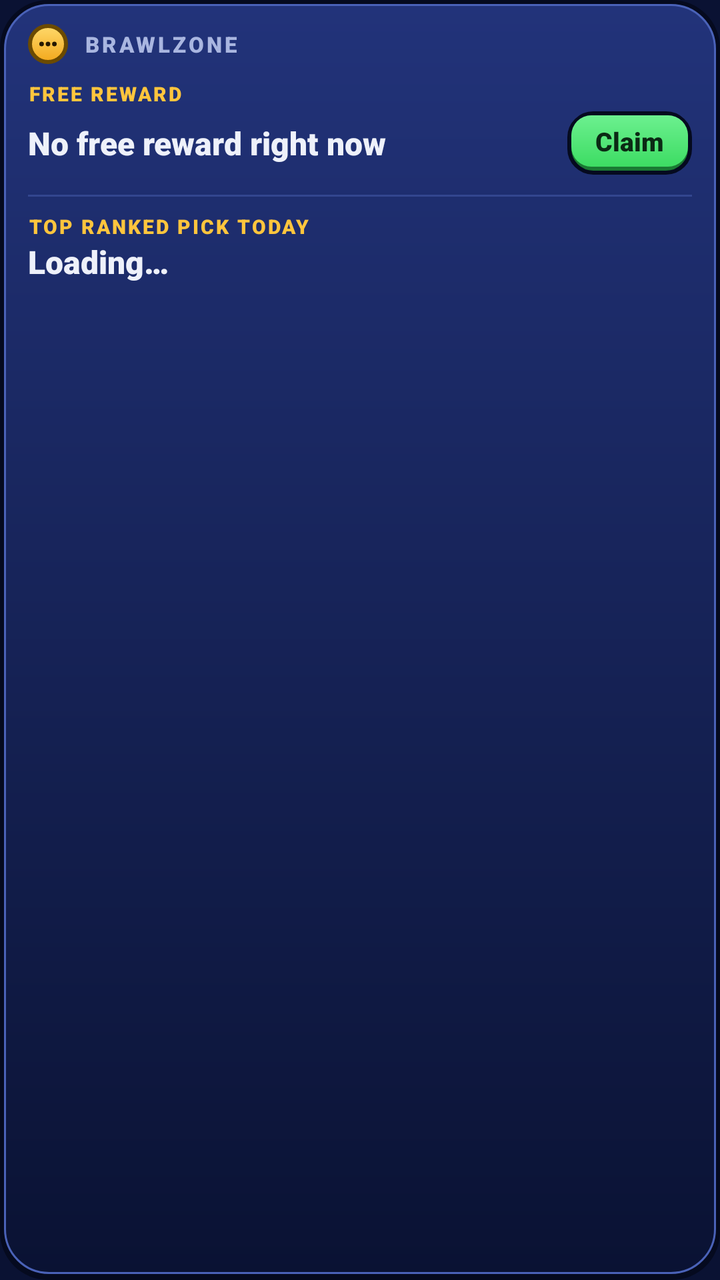
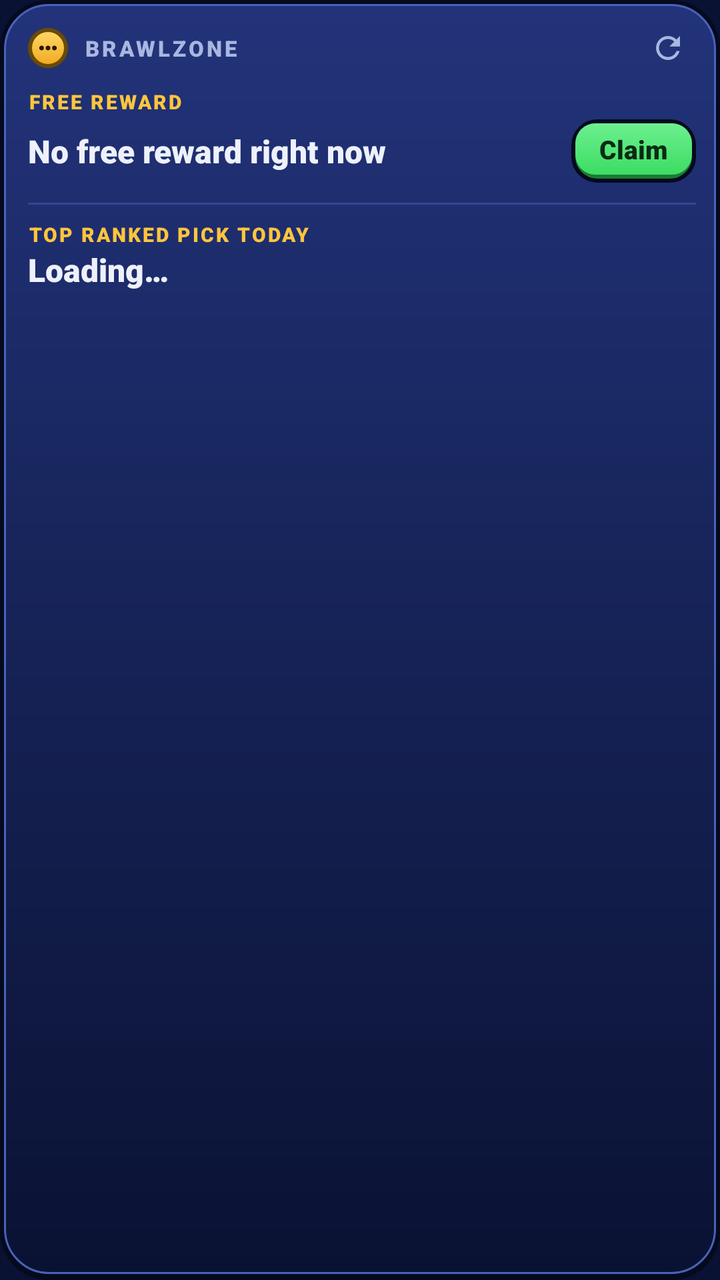

An Android layout rendered at two revisions. The XML below is the earlier revision; the diff shows what the commit changed to produce the second picture.
<!-- AndroidManifest.xml: application theme Theme.BrawlZone -->
<!-- res/layout/widget_rewards.xml -->
<?xml version="1.0" encoding="utf-8"?>
<LinearLayout xmlns:android="http://schemas.android.com/apk/res/android"
    android:id="@+id/widget_root"
    android:layout_width="match_parent"
    android:layout_height="match_parent"
    android:background="@drawable/widget_background"
    android:orientation="vertical"
    android:paddingStart="14dp"
    android:paddingTop="12dp"
    android:paddingEnd="14dp"
    android:paddingBottom="12dp">

    <LinearLayout
        android:layout_width="match_parent"
        android:layout_height="wrap_content"
        android:gravity="center_vertical"
        android:orientation="horizontal">

        <ImageView
            android:layout_width="20dp"
            android:layout_height="20dp"
            android:background="@drawable/bubble_badge"
            android:contentDescription="@null"
            android:padding="4dp"
            android:src="@drawable/bubble_glyph" />

        <TextView
            android:layout_width="wrap_content"
            android:layout_height="wrap_content"
            android:layout_marginStart="8dp"
            android:fontFamily="sans-serif-black"
            android:letterSpacing="0.12"
            android:text="BRAWLZONE"
            android:textColor="@color/muted"
            android:textSize="11sp" />
    </LinearLayout>

    <TextView
        android:id="@+id/widget_reward_label"
        android:layout_width="wrap_content"
        android:layout_height="wrap_content"
        android:layout_marginTop="8dp"
        android:fontFamily="sans-serif-black"
        android:letterSpacing="0.1"
        android:text="@string/widget_reward_label"
        android:textColor="@color/brand"
        android:textSize="10sp" />

    <LinearLayout
        android:layout_width="match_parent"
        android:layout_height="wrap_content"
        android:layout_marginTop="2dp"
        android:gravity="center_vertical"
        android:orientation="horizontal">

        <TextView
            android:id="@+id/widget_reward_name"
            android:layout_width="0dp"
            android:layout_height="wrap_content"
            android:layout_weight="1"
            android:ellipsize="end"
            android:fontFamily="sans-serif-black"
            android:maxLines="1"
            android:text="@string/widget_no_reward"
            android:textColor="@color/foreground"
            android:textSize="16sp" />

        <TextView
            android:id="@+id/widget_claim"
            android:layout_width="wrap_content"
            android:layout_height="wrap_content"
            android:layout_marginStart="8dp"
            android:background="@drawable/widget_claim"
            android:fontFamily="sans-serif-black"
            android:paddingStart="14dp"
            android:paddingTop="6dp"
            android:paddingEnd="14dp"
            android:paddingBottom="8dp"
            android:text="@string/widget_claim"
            android:textColor="#0B2A14"
            android:textSize="13sp" />
    </LinearLayout>

    <FrameLayout
        android:layout_width="match_parent"
        android:layout_height="1dp"
        android:layout_marginTop="10dp"
        android:layout_marginBottom="8dp"
        android:background="@color/border" />

    <LinearLayout
        android:id="@+id/widget_pick_row"
        android:layout_width="match_parent"
        android:layout_height="wrap_content"
        android:gravity="center_vertical"
        android:orientation="horizontal">

        <ImageView
            android:id="@+id/widget_pick_icon"
            android:layout_width="40dp"
            android:layout_height="40dp"
            android:layout_marginEnd="10dp"
            android:contentDescription="@null"
            android:scaleType="centerCrop"
            android:visibility="gone" />

        <LinearLayout
            android:layout_width="0dp"
            android:layout_height="wrap_content"
            android:layout_weight="1"
            android:orientation="vertical">

            <TextView
                android:id="@+id/widget_pick_label"
                android:layout_width="wrap_content"
                android:layout_height="wrap_content"
                android:fontFamily="sans-serif-black"
                android:letterSpacing="0.1"
                android:text="@string/widget_pick_label"
                android:textColor="@color/brand"
                android:textSize="10sp" />

            <TextView
                android:id="@+id/widget_pick_name"
                android:layout_width="match_parent"
                android:layout_height="wrap_content"
                android:ellipsize="end"
                android:fontFamily="sans-serif-black"
                android:maxLines="1"
                android:text="@string/widget_loading"
                android:textColor="@color/foreground"
                android:textSize="16sp" />

            <TextView
                android:id="@+id/widget_pick_line"
                android:layout_width="match_parent"
                android:layout_height="wrap_content"
                android:ellipsize="end"
                android:maxLines="1"
                android:textColor="@color/muted"
                android:textSize="12sp" />
        </LinearLayout>
    </LinearLayout>
</LinearLayout>
<!-- resources referenced by this layout -->
<resources>
  <color name="border">#33468F</color>
  <color name="brand">#FFC53D</color>
  <color name="foreground">#EEF1FA</color>
  <color name="muted">#A9B6E0</color>
  <!-- drawable bubble_badge (drawable) -->
  <?xml version="1.0" encoding="utf-8"?>
  <shape xmlns:android="http://schemas.android.com/apk/res/android" android:shape="oval">
      <gradient
          android:type="linear"
          android:angle="270"
          android:startColor="#FFD96B"
          android:endColor="#F2A81C" />
      <stroke android:width="2dp" android:color="#6B4A00" />
  </shape>
  <!-- drawable bubble_glyph (drawable) -->
  <?xml version="1.0" encoding="utf-8"?>
  <vector xmlns:android="http://schemas.android.com/apk/res/android"
      android:width="24dp" android:height="24dp"
      android:viewportWidth="24" android:viewportHeight="24">
      <path android:fillColor="#241800" android:pathData="M5.6,12m-2.3,0a2.3,2.3 0 1,0 4.6,0a2.3,2.3 0 1,0 -4.6,0" />
      <path android:fillColor="#241800" android:pathData="M12,12m-2.3,0a2.3,2.3 0 1,0 4.6,0a2.3,2.3 0 1,0 -4.6,0" />
      <path android:fillColor="#241800" android:pathData="M18.4,12m-2.3,0a2.3,2.3 0 1,0 4.6,0a2.3,2.3 0 1,0 -4.6,0" />
  </vector>
  <!-- drawable widget_claim (drawable) -->
  <?xml version="1.0" encoding="utf-8"?>
  <layer-list xmlns:android="http://schemas.android.com/apk/res/android">
      <item>
          <shape android:shape="rectangle">
              <solid android:color="#1A7A33" />
              <corners android:radius="12dp" />
              <stroke android:width="2dp" android:color="@color/outline" />
          </shape>
      </item>
      <item android:left="2dp" android:right="2dp" android:top="2dp" android:bottom="4dp">
          <shape android:shape="rectangle">
              <gradient android:type="linear" android:angle="270"
                  android:startColor="#6CF08F" android:endColor="#3DDC63" />
              <corners android:radius="10dp" />
          </shape>
      </item>
  </layer-list>
  <string name="widget_claim">Claim</string>
  <string name="widget_loading">Loading…</string>
  <string name="widget_no_reward">No free reward right now</string>
  <string name="widget_pick_label">TOP RANKED PICK TODAY</string>
  <string name="widget_reward_label">FREE REWARD</string>
  <style name="Theme.BrawlZone" parent="Theme.AppCompat.DayNight.NoActionBar">
          <item name="android:statusBarColor">@color/background</item>
          <item name="android:navigationBarColor">@color/background</item>
          <item name="android:windowLightStatusBar">false</item>
          <item name="android:windowLightNavigationBar" tools:targetApi="27">false</item>
          <item name="android:windowBackground">@color/background</item>
      </style>
  <color name="outline">#050A1F</color>
  <color name="panel_top">#22337A</color>
  <color name="background">#0A1233</color>
  <color name="border_strong">#4A62B8</color>
  <!-- unchanged entries left out for length: 1 -->
</resources>

<!-- the commit's change to res/layout/widget_rewards.xml (unified diff, before → after) -->
@@ -6,10 +6,9 @@
     android:background="@drawable/widget_background"
     android:orientation="vertical"
     android:paddingStart="14dp"
-    android:paddingTop="12dp"
-    android:paddingEnd="14dp"
+    android:paddingTop="10dp"
+    android:paddingEnd="12dp"
     android:paddingBottom="12dp">
-
     <LinearLayout
         android:layout_width="match_parent"
         android:layout_height="wrap_content"
@@ -25,73 +24,101 @@
             android:src="@drawable/bubble_glyph" />
 
         <TextView
-            android:layout_width="wrap_content"
+            android:layout_width="0dp"
             android:layout_height="wrap_content"
             android:layout_marginStart="8dp"
+            android:layout_weight="1"
             android:fontFamily="sans-serif-black"
             android:letterSpacing="0.12"
+            android:maxLines="1"
             android:text="BRAWLZONE"
             android:textColor="@color/muted"
             android:textSize="11sp" />
+
+        <TextView
+            android:id="@+id/widget_updated"
+            android:layout_width="wrap_content"
+            android:layout_height="wrap_content"
+            android:maxLines="1"
+            android:textColor="@color/muted"
+            android:textSize="10sp" />
+
+        <ImageView
+            android:id="@+id/widget_refresh"
+            android:layout_width="28dp"
+            android:layout_height="28dp"
+            android:layout_marginStart="4dp"
+            android:contentDescription="@null"
+            android:padding="5dp"
+            android:src="@drawable/ic_refresh" />
     </LinearLayout>
+
+    <LinearLayout
+        android:id="@+id/widget_reward_block"
+        android:layout_width="match_parent"
+        android:layout_height="wrap_content"
+        android:orientation="vertical">
 
     <TextView
         android:id="@+id/widget_reward_label"
         android:layout_width="wrap_content"
         android:layout_height="wrap_content"
-        android:layout_marginTop="8dp"
+        android:layout_marginTop="6dp"
         android:fontFamily="sans-serif-black"
         android:letterSpacing="0.1"
+        android:maxLines="1"
         android:text="@string/widget_reward_label"
         android:textColor="@color/brand"
         android:textSize="10sp" />
 
-    <LinearLayout
-        android:layout_width="match_parent"
-        android:layout_height="wrap_content"
-        android:layout_marginTop="2dp"
-        android:gravity="center_vertical"
-        android:orientation="horizontal">
+        <LinearLayout
+            android:layout_width="match_parent"
+            android:layout_height="wrap_content"
+            android:layout_marginTop="2dp"
+            android:gravity="center_vertical"
+            android:orientation="horizontal">
 
-        <TextView
-            android:id="@+id/widget_reward_name"
-            android:layout_width="0dp"
-            android:layout_height="wrap_content"
-            android:layout_weight="1"
-            android:ellipsize="end"
-            android:fontFamily="sans-serif-black"
-            android:maxLines="1"
-            android:text="@string/widget_no_reward"
-            android:textColor="@color/foreground"
-            android:textSize="16sp" />
+            <TextView
+                android:id="@+id/widget_reward_name"
+                android:layout_width="0dp"
+                android:layout_height="wrap_content"
+                android:layout_weight="1"
+                android:ellipsize="end"
+                android:fontFamily="sans-serif-black"
+                android:maxLines="1"
+                android:text="@string/widget_no_reward"
+                android:textColor="@color/foreground"
+                android:textSize="16sp" />
 
-        <TextView
-            android:id="@+id/widget_claim"
-            android:layout_width="wrap_content"
-            android:layout_height="wrap_content"
-            android:layout_marginStart="8dp"
-            android:background="@drawable/widget_claim"
-            android:fontFamily="sans-serif-black"
-            android:paddingStart="14dp"
-            android:paddingTop="6dp"
-            android:paddingEnd="14dp"
-            android:paddingBottom="8dp"
-            android:text="@string/widget_claim"
-            android:textColor="#0B2A14"
-            android:textSize="13sp" />
+            <TextView
+                android:id="@+id/widget_claim"
+                android:layout_width="wrap_content"
+                android:layout_height="wrap_content"
+                android:layout_marginStart="8dp"
+                android:background="@drawable/widget_claim"
+                android:fontFamily="sans-serif-black"
+                android:paddingStart="14dp"
+                android:paddingTop="6dp"
+                android:paddingEnd="14dp"
+                android:paddingBottom="8dp"
+                android:text="@string/widget_claim"
+                android:textColor="#0B2A14"
+                android:textSize="13sp" />
+        </LinearLayout>
+
+        <FrameLayout
+            android:layout_width="match_parent"
+            android:layout_height="1dp"
+            android:layout_marginTop="10dp"
+            android:layout_marginBottom="2dp"
+            android:background="@color/border" />
     </LinearLayout>
-
-    <FrameLayout
-        android:layout_width="match_parent"
-        android:layout_height="1dp"
-        android:layout_marginTop="10dp"
-        android:layout_marginBottom="8dp"
-        android:background="@color/border" />
 
     <LinearLayout
         android:id="@+id/widget_pick_row"
         android:layout_width="match_parent"
         android:layout_height="wrap_content"
+        android:layout_marginTop="6dp"
         android:gravity="center_vertical"
         android:orientation="horizontal">
 
@@ -116,6 +143,7 @@
                 android:layout_height="wrap_content"
                 android:fontFamily="sans-serif-black"
                 android:letterSpacing="0.1"
+                android:maxLines="1"
                 android:text="@string/widget_pick_label"
                 android:textColor="@color/brand"
                 android:textSize="10sp" />
<!-- resource entries referenced after the edit -->
@@ -22,6 +22,14 @@
       <path android:fillColor="#241800" android:pathData="M5.6,12m-2.3,0a2.3,2.3 0 1,0 4.6,0a2.3,2.3 0 1,0 -4.6,0" />
       <path android:fillColor="#241800" android:pathData="M12,12m-2.3,0a2.3,2.3 0 1,0 4.6,0a2.3,2.3 0 1,0 -4.6,0" />
       <path android:fillColor="#241800" android:pathData="M18.4,12m-2.3,0a2.3,2.3 0 1,0 4.6,0a2.3,2.3 0 1,0 -4.6,0" />
+  </vector>
+  <!-- drawable ic_refresh (drawable) -->
+  <?xml version="1.0" encoding="utf-8"?>
+  <vector xmlns:android="http://schemas.android.com/apk/res/android"
+      android:width="24dp" android:height="24dp"
+      android:viewportWidth="24" android:viewportHeight="24">
+      <path android:fillColor="#A9B6E0"
+          android:pathData="M17.65,6.35C16.2,4.9 14.21,4 12,4c-4.42,0 -7.99,3.58 -7.99,8s3.57,8 7.99,8c3.73,0 6.84,-2.55 7.73,-6h-2.08c-0.82,2.33 -3.04,4 -5.65,4 -3.31,0 -6,-2.69 -6,-6s2.69,-6 6,-6c1.66,0 3.14,0.69 4.22,1.78L13,11h7V4l-2.35,2.35z" />
   </vector>
   <!-- drawable widget_claim (drawable) -->
   <?xml version="1.0" encoding="utf-8"?>
